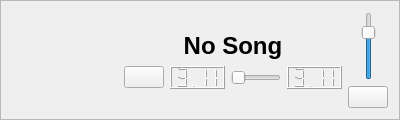
Old version of the form ui/audioplayer.ui in the repository mhaehnel/UltraEdit.
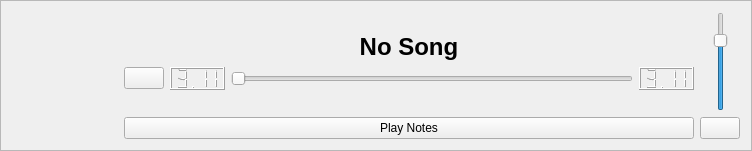
New version of the form. Icons and pictures are not drawn.

What changed in the file:
```diff
--- a/ui/audioplayer.ui
+++ b/ui/audioplayer.ui
@@ -6,8 +6,8 @@
    <rect>
     <x>0</x>
     <y>0</y>
-    <width>400</width>
-    <height>116</height>
+    <width>752</width>
+    <height>151</height>
    </rect>
   </property>
   <property name="windowTitle">
@@ -143,6 +143,20 @@
          </property>
         </spacer>
        </item>
+       <item>
+        <layout class="QHBoxLayout" name="horizontalLayout_6">
+         <item>
+          <widget class="QPushButton" name="playNotes">
+           <property name="text">
+            <string>Play Notes</string>
+           </property>
+           <property name="checkable">
+            <bool>true</bool>
+           </property>
+          </widget>
+         </item>
+        </layout>
+       </item>
       </layout>
      </item>
      <item>
```
Left out of the diff: 3 changed lines with no effect on the pictures.
